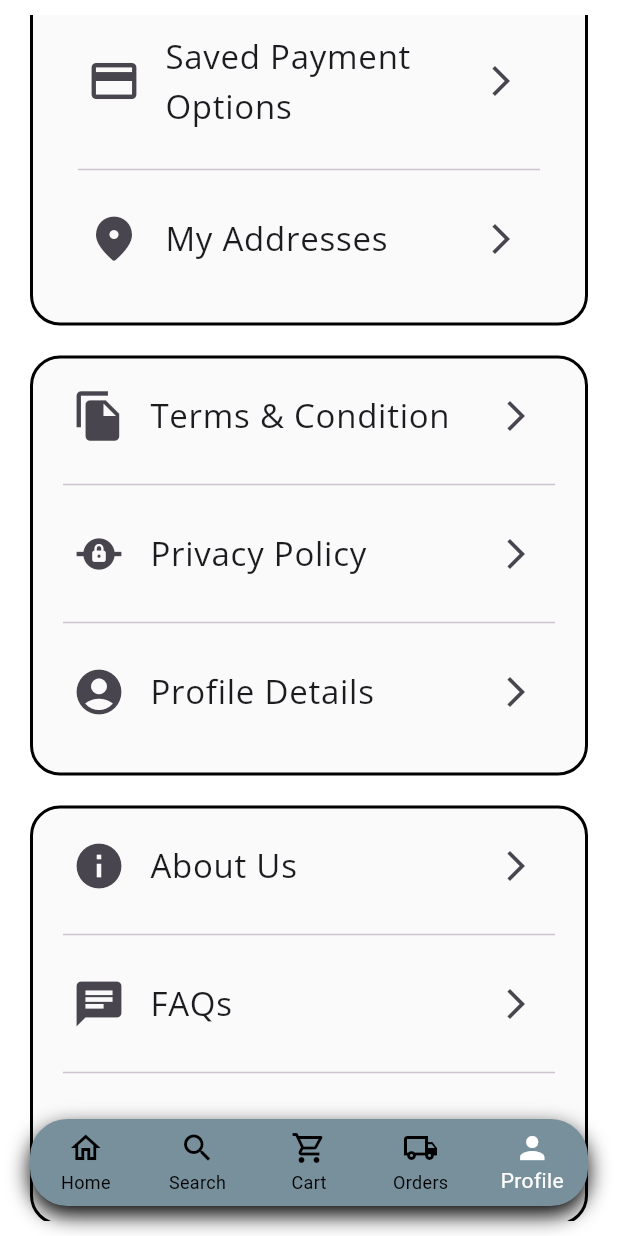
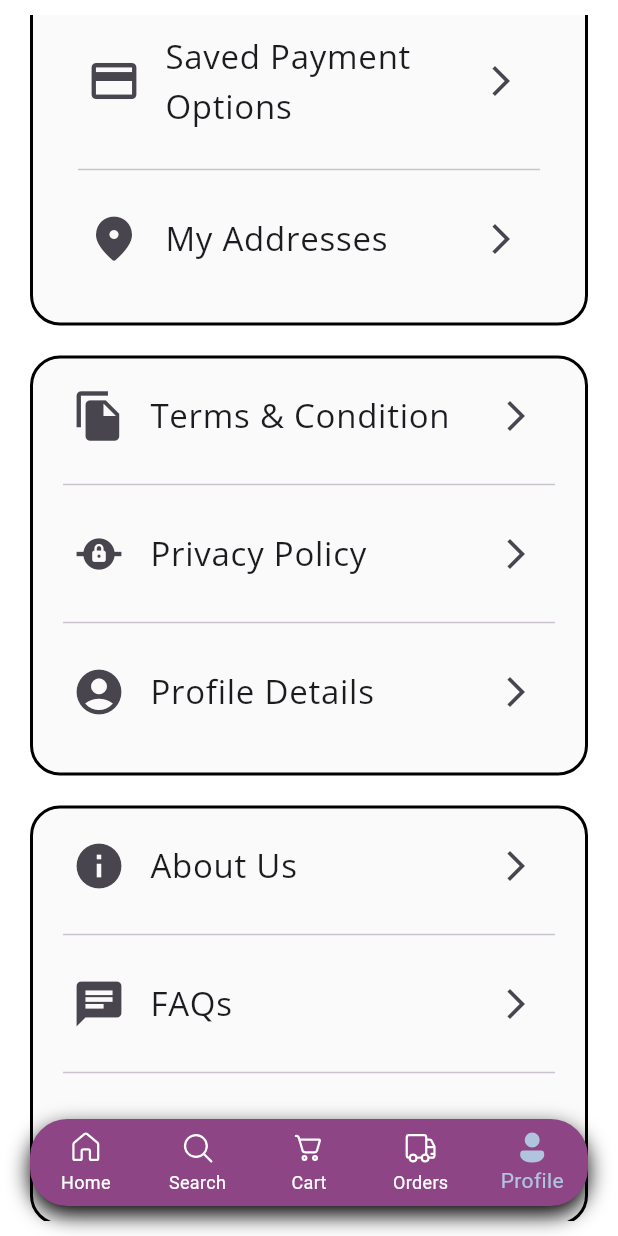
Before and after one commit to Ashwin-650/fish-and-meat-app, a Flutter app: the Myhomepage screen opened directly, item 5 of the bottom bar chosen, scrolled down 576 dp, on a phone screen of 412 x 824 dp. Run offline on Flutter 3.47's test engine with Material 3 defaults, Android fonts, the phone set to English and light mode, and no system bars; our stand-ins replace carousel_slider, firebase_core, firebase_messaging, fluentui_system_icons, flutter_carousel_widget, get and 4 more; missing offline and left inert: add_to_cart_animated_button, razorpay_flutter; accounts and stored records are empty; network calls fail.

Commit message:
Improved UI

```diff
--- a/lib/constants/appcolor.dart
+++ b/lib/constants/appcolor.dart
@@ -1,11 +1,11 @@
 import 'package:flutter/material.dart';
 
 class Appcolor {
+  static const Color primaryColor = Color(0xFF8E4585);
+  static const Color secondaryColor = Color(0xFFB0C4DE);
+
   static const Color backgroundColor = Colors.white;
-
   static const Color appbargroundColor = Colors.white;
-
-  static Color bottomBarColor = Colors.blueGrey.shade400;
-
-  static Color itemBackColor = Colors.green.shade50;
+  static const Color bottomBarColor = primaryColor;
+  static Color itemBackColor = secondaryColor;
 }
--- a/lib/screens/main_screens/home_screens/orders_screen.dart
+++ b/lib/screens/main_screens/home_screens/orders_screen.dart
@@ -18,8 +18,10 @@ class OrdersScreen extends StatelessWidget {
       appBar: AppBar(
           backgroundColor: Appcolor.appbargroundColor,
           title: 'Orders'.extenTextStyle(
+            color: Appcolor.primaryColor,
             fontfamily: Appfonts.appFontFamily,
             fontSize: Appfontsize.appBarHeadSize,
+            fontWeight: FontWeight.bold,
           )),
       body: Column(
         children: [
--- a/lib/screens/main_screens/home_screens/profile_screen.dart
+++ b/lib/screens/main_screens/home_screens/profile_screen.dart
@@ -47,7 +47,10 @@ class ProfileScreen extends StatelessWidget {
                   padding: EdgeInsets.only(top: 30),
                   child: Text(
                     'John',
-                    style: TextStyle(fontWeight: FontWeight.w700, fontSize: 30),
+                    style: TextStyle(
+                        fontWeight: FontWeight.w700,
+                        fontSize: 30,
+                        color: Appcolor.primaryColor),
                   ),
                 ),
                 Padding(
--- a/lib/screens/myhomepage.dart
+++ b/lib/screens/myhomepage.dart
@@ -16,6 +16,7 @@ import 'package:fish_and_meat_app/screens/main_screens/home_screens/orders_scree
 import 'package:fish_and_meat_app/screens/main_screens/home_screens/profile_screen.dart';
 import 'package:fish_and_meat_app/screens/main_screens/home_screens/search_screen.dart';
 import 'package:fish_and_meat_app/utils/api_services.dart';
+import 'package:fluentui_system_icons/fluentui_system_icons.dart';
 import 'package:flutter/material.dart';
 import 'package:get/get.dart';
 
@@ -75,8 +76,8 @@ class Myhomepage extends StatelessWidget {
                       borderRadius: BorderRadius.circular(25),
                       child: BottomNavigationBar(
                         backgroundColor: Appcolor.bottomBarColor,
-                        selectedItemColor: Colors.white,
-                        unselectedItemColor: Colors.black,
+                        selectedItemColor: const Color(0xFFB0C4DE),
+                        unselectedItemColor: Colors.white,
                         type: BottomNavigationBarType.fixed,
                         currentIndex:
                             _homePageIndexController.selectedPageIndex.value,
@@ -115,20 +116,44 @@ class Myhomepage extends StatelessWidget {
                             }
                           }
                         },
-                        items: const [
+                        items: [
                           BottomNavigationBarItem(
-                              icon: Icon(Icons.home_outlined), label: 'Home'),
+                              icon: Icon(_homePageIndexController
+                                          .selectedPageIndex.value ==
+                                      0
+                                  ? FluentIcons.home_24_filled
+                                  : FluentIcons.home_24_regular),
+                              label: 'Home'),
                           BottomNavigationBarItem(
-                              icon: Icon(Icons.search), label: 'Search'),
+                              icon: Icon(_homePageIndexController
+                                          .selectedPageIndex.value ==
+                                      1
+                                  ? FluentIcons.search_24_filled
+                                  : FluentIcons.search_24_regular),
+                              label: 'Search'),
                           BottomNavigationBarItem(
-                            icon: Icon(Icons.shopping_cart_outlined),
+                            icon: Icon(_homePageIndexController
+                                        .selectedPageIndex.value ==
+                                    2
+                                ? FluentIcons.cart_24_filled
+                                : FluentIcons.cart_24_regular),
                             label: 'Cart',
                           ),
                           BottomNavigationBarItem(
-                              icon: Icon(Icons.local_shipping_outlined),
+                              icon: Icon(_homePageIndexController
+                                          .selectedPageIndex.value ==
+                                      3
+                                  ? FluentIcons.vehicle_truck_profile_24_filled
+                                  : FluentIcons
+                                      .vehicle_truck_profile_24_regular),
                               label: 'Orders'),
                           BottomNavigationBarItem(
-                              icon: Icon(Icons.person), label: 'Profile'),
+                              icon: Icon(_homePageIndexController
+                                          .selectedPageIndex.value ==
+                                      4
+                                  ? FluentIcons.person_24_filled
+                                  : FluentIcons.person_24_regular),
+                              label: 'Profile'),
                         ],
                       ),
                     ),
--- a/lib/widgets/common_button.dart
+++ b/lib/widgets/common_button.dart
@@ -1,3 +1,4 @@
+import 'package:fish_and_meat_app/constants/appcolor.dart';
 import 'package:fish_and_meat_app/constants/appfontsize.dart';
 import 'package:flutter/material.dart';
 
@@ -12,7 +13,7 @@ class CommonButton extends StatelessWidget {
     return ElevatedButton(
       onPressed: () => onPress(),
       style: ElevatedButton.styleFrom(
-        backgroundColor: Colors.teal,
+        backgroundColor: Appcolor.primaryColor,
         foregroundColor: Colors.white,
         minimumSize: const Size(double.infinity, 50),
         shape: RoundedRectangleBorder(
--- a/lib/widgets/home_screen_widgets/meat_grid.dart
+++ b/lib/widgets/home_screen_widgets/meat_grid.dart
@@ -44,7 +44,9 @@ class MeatGrid extends StatelessWidget {
                       .extenTextStyle(
                           color: Colors.white,
                           fontSize: Appfontsize.gridTextSize,
-                          fontfamily: Appfonts.appFontFamily),
+                          fontfamily: Appfonts.appFontFamily,
+                          fontWeight: FontWeight.bold,
+                          shadow: true),
                 ),
               ),
             ),
--- a/lib/widgets/search_screen_widgets/moving_carousel.dart
+++ b/lib/widgets/search_screen_widgets/moving_carousel.dart
@@ -1,3 +1,4 @@
+import 'package:fish_and_meat_app/constants/appcolor.dart';
 import 'package:fish_and_meat_app/constants/appfonts.dart';
 import 'package:fish_and_meat_app/constants/appfontsize.dart';
 import 'package:flutter/material.dart';
@@ -22,8 +23,10 @@ class MovingCarousel extends StatelessWidget {
           child: Text(
             hints[index1],
             style: const TextStyle(
+              color: Appcolor.secondaryColor,
               fontSize: Appfontsize.medium18,
               fontFamily: Appfonts.appFontFamily,
+              fontWeight: FontWeight.bold,
             ),
           ),
         );
--- a/pubspec.yaml
+++ b/pubspec.yaml
@@ -28,6 +28,7 @@ dependencies:
   sliding_up_panel: ^2.0.0+1
   smooth_page_indicator: ^1.2.1
   add_to_cart_animated_button: ^0.0.4
+  fluentui_system_icons: ^1.1.273
 
 dev_dependencies:
   flutter_lints: ^4.0.0
```
Also changed, not shown: lib/extentions/text_extention.dart (+11 -3 lines), lib/screens/main_screens/home_screens/cart_screen.dart (+19 -7 lines), lib/screens/main_screens/home_screens/home_screen.dart (+14 -21 lines), lib/screens/main_screens/home_screens/search_screen.dart (+5 -2 lines), lib/screens/main_screens/sub_screens/items_screen.dart (+7 -3 lines), lib/widgets/home_screen_widgets/carousel_product.dart (+3 -4 lines), lib/widgets/home_screen_widgets/category_grid.dart (+6 -3 lines), lib/widgets/search_screen_widgets/recent_searches_list.dart (+11 -4 lines), lib/widgets/search_screen_widgets/suggestion_list.dart (+6 -15 lines), lib/widgets/see_all_button.dart (added, +34 -0 lines), pubspec.lock.
